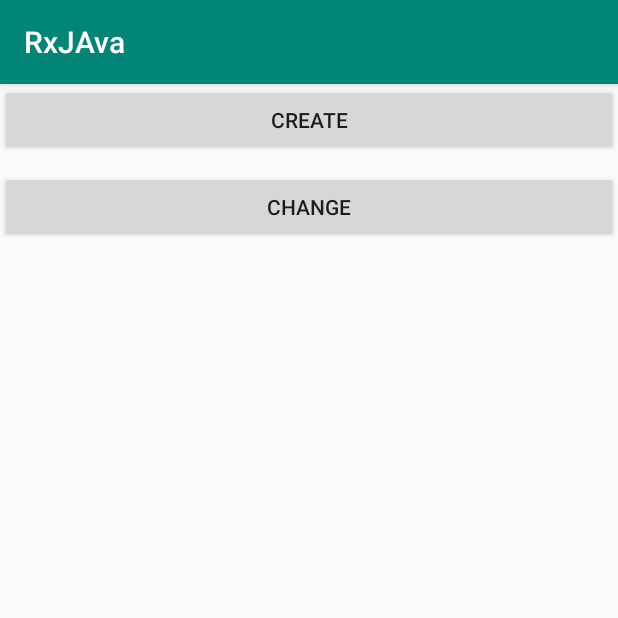
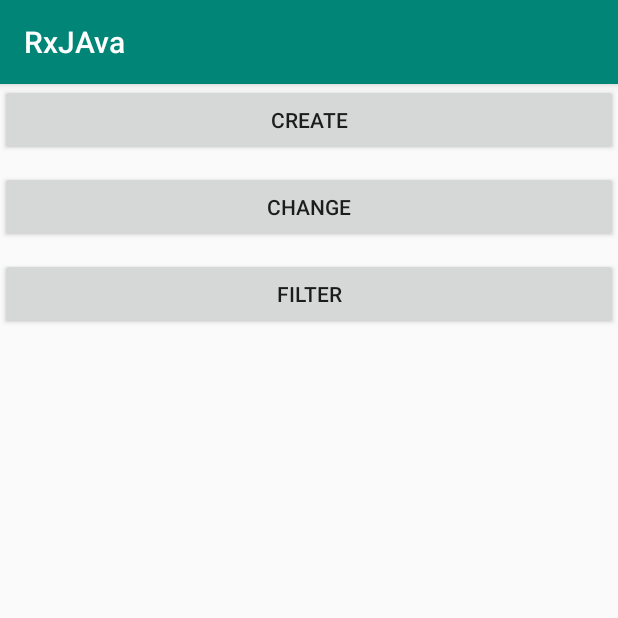
Before and after one commit to wuxiaoming1018/RxJAva2, an Android app: the screen it shows after launch (MainActivity), on a phone screen of 412 x 824 dp, the top half of it. Run offline under Robolectric (Android 15) with nearby library versions, the phone set to English and light mode, and no system bars; our stand-ins replace RxJava; libraries missing offline, so code that uses them is left out: com.blankj.utilcode.

Commit message:
更新转换，过滤操作符

```diff
--- a/app/src/main/java/com/example/rxjava/MainActivity.java
+++ b/app/src/main/java/com/example/rxjava/MainActivity.java
@@ -8,6 +8,7 @@ import android.widget.TextView;
 
 import com.blankj.utilcode.util.LogUtils;
 import com.example.rxjava.conversion.Change;
+import com.example.rxjava.filter.ObservableFilter;
 
 import io.reactivex.Observable;
 import io.reactivex.ObservableOnSubscribe;
@@ -17,7 +18,7 @@ import io.reactivex.schedulers.Schedulers;
 
 public class MainActivity extends AppCompatActivity {
 
-    private Button textView,change;
+    private Button textView, change, filter;
     int count = 0;
 
     @Override
@@ -26,13 +27,21 @@ public class MainActivity extends AppCompatActivity {
         setContentView(R.layout.activity_main);
         textView = findViewById(R.id.text);
         change = findViewById(R.id.change);
+        filter = findViewById(R.id.filter);
         textView.setOnClickListener(this::create);
         change.setOnClickListener(this::change);
+        filter.setOnClickListener(v -> {
+            ObservableFilter.filter();
+        });
     }
+
 
     private void change(View view) {
 //        Change.map();
-        Change.flatMap();
+//        Change.flatMap();
+//        Change.buffer();
+//        Change.window();
+        Change.groupBy();
     }
 
     private void create(View view) {
--- a/app/src/main/res/layout/activity_main.xml
+++ b/app/src/main/res/layout/activity_main.xml
@@ -22,4 +22,12 @@
         android:text="change"
         app:layout_constraintTop_toBottomOf="@id/text" />
 
+    <Button
+        android:id="@+id/filter"
+        android:layout_width="match_parent"
+        android:layout_height="wrap_content"
+        android:layout_marginTop="10dp"
+        android:text="filter"
+        app:layout_constraintTop_toBottomOf="@id/change" />
+
 </android.support.constraint.ConstraintLayout>
```
Also changed, not shown: app/src/main/java/com/example/rxjava/conversion/Change.java (+64 -0 lines), app/src/main/java/com/example/rxjava/filter/ObservableFilter.java (added, +30 -0 lines).
